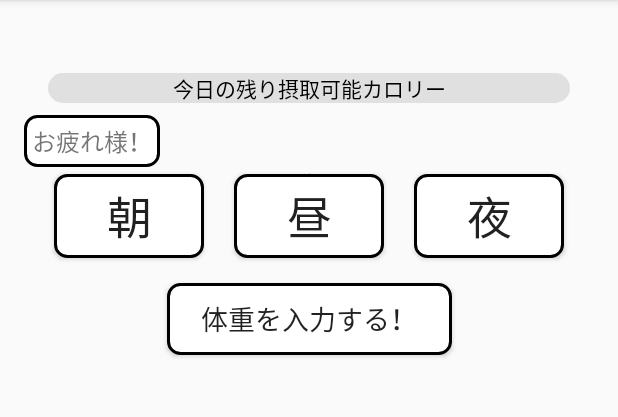
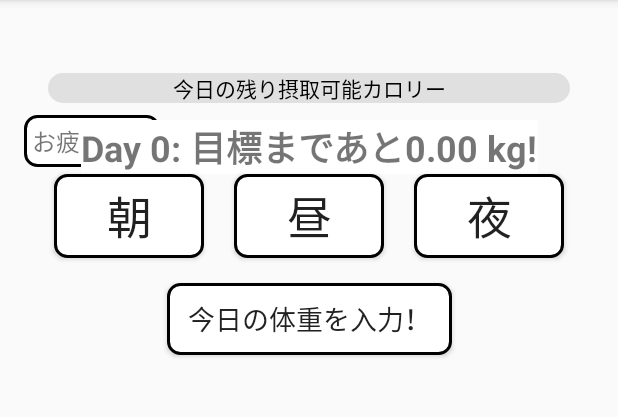
Before and after one commit to gochipon/DIS23-a, an Android app: the GameTopPage screen opened directly, with no data from a screen before it, on a phone screen of 412 x 824 dp, the part 84-501 px from its top. Run offline under Robolectric (Android 15) with nearby library versions, the phone set to English and light mode, and no system bars; our stand-ins replace Picasso; pictures from the network do not load; 6 statements that could not run were skipped.

Commit message:
Added WeightUpdate Page

```diff
--- a/DietApp/app/src/main/java/com/example/dietapp/GameTopPage.java
+++ b/DietApp/app/src/main/java/com/example/dietapp/GameTopPage.java
@@ -26,6 +26,7 @@ import org.json.JSONObject;
 
 import java.io.FileInputStream;
 import java.io.IOException;
+import java.util.Locale;
 
 import okhttp3.Call;
 import okhttp3.Callback;
@@ -38,6 +39,9 @@ import okhttp3.Response;
 
 public class GameTopPage extends AppCompatActivity {
     private OkHttpClient client = new OkHttpClient();
+    Button weightInputButton;
+    private TextView dayTextView;
+
     private void displayImage(String imageUrl) {
         runOnUiThread(() -> {
             ImageView imageView = findViewById(R.id.testImageView); // 画像を置き換えたいImageViewのID
@@ -142,6 +146,27 @@ public class GameTopPage extends AppCompatActivity {
         super.onCreate(savedInstanceState);
         setContentView(R.layout.activity_game_top_page);
 
+
+        dayTextView = findViewById(R.id.dayTextView);
+
+        updateDayTextView();
+
+
+        // ButtonをIDを使って取得
+        weightInputButton = findViewById(R.id.weightInputButton);
+
+        // Buttonのクリックリスナーを設定
+        weightInputButton.setOnClickListener(new View.OnClickListener() {
+            @Override
+            public void onClick(View v) {
+                // WeightUpdateのアクティビティへのインテントを作成
+                Intent intent = new Intent(GameTopPage.this, WeightUpdate.class);
+
+                // アクティビティを開始
+                startActivity(intent);
+            }
+        });
+
         // characterオブジェクトから画像URLを取得して、displayImage関数で画像を置き換えます
         String imageUrl = character.getImageUrl();
         displayImage(imageUrl);
@@ -223,6 +248,18 @@ public class GameTopPage extends AppCompatActivity {
         });
     }
 
+    private void updateDayTextView() {
+        float weight = user.getWeight();
+        int day = goal.getDay();
+        float targetWeight = goal.getTargetWeight();
+
+        float weightLeft = weight - targetWeight;
+
+        // TextViewのテキストを更新
+        String updatedText = String.format(Locale.JAPAN, "Day %d: 目標まであと%.2f kg!", day, weightLeft);
+        dayTextView.setText(updatedText);
+    }
+
     // PictureInputページへの遷移処理
     private void goToMorningPage() {
         Intent intent = new Intent(GameTopPage.this, MorningPage.class);
--- a/DietApp/app/src/main/java/com/example/dietapp/Goal.java
+++ b/DietApp/app/src/main/java/com/example/dietapp/Goal.java
@@ -4,11 +4,13 @@ public class Goal {
 
     private static float targetWeight;
     private static float targetDuration;
+    private static int day;
 
     // コンストラクタ
-    public Goal(float targetWeight, float targetDuration) {
+    public Goal(float targetWeight, float targetDuration, int day) {
         Goal.targetWeight = targetWeight;
         Goal.targetDuration = targetDuration;
+        Goal.day = day;
     }
 
     public float getTargetWeight() {
@@ -18,4 +20,11 @@ public class Goal {
     public float getTargetDuration() {
         return targetDuration;
     }
+    public static int getDay() {
+        return day;
+    }
+
+    public static void setDay(int day) {
+        Goal.day = day;
+    }
 }
--- a/DietApp/app/src/main/java/com/example/dietapp/GoalSetting.java
+++ b/DietApp/app/src/main/java/com/example/dietapp/GoalSetting.java
@@ -48,8 +48,8 @@ public class GoalSetting extends AppCompatActivity {
     private Goal saveGoalInfo() {
         float targetWeight = Float.parseFloat(targetWeightEditText.getText().toString());
         float targetDuration = Float.parseFloat(targetDurationEditText.getText().toString());
-
-        goal = new Goal(targetWeight, targetDuration);
+        int day = 1;
+        goal = new Goal(targetWeight, targetDuration, day);
 
         return goal;
     }
--- a/DietApp/app/src/main/java/com/example/dietapp/User.java
+++ b/DietApp/app/src/main/java/com/example/dietapp/User.java
@@ -37,7 +37,7 @@ public class User {
         return activityLevel;
     }
 
-    public static void setWeight(String username) {
+    public static void setWeight(Float weight) {
         User.weight = weight;
     }
 }
--- a/DietApp/app/src/main/res/layout/activity_game_top_page.xml
+++ b/DietApp/app/src/main/res/layout/activity_game_top_page.xml
@@ -10,6 +10,7 @@
       android:layout_width="match_parent"
       android:layout_height="wrap_content"
       android:padding="16dp">
+
 
       <!-- ユーザー名表示 -->
       <TextView
@@ -80,6 +81,19 @@
           app:layout_constraintVertical_bias="0.4"
           android:layout_marginTop="4dp"
           android:layout_marginBottom="4dp" />
+
+      <TextView
+          android:id="@+id/dayTextView"
+          android:layout_width="wrap_content"
+          android:layout_height="wrap_content"
+          android:text="Day 1: 目標まであとkg！"
+          android:textSize="24sp"
+          android:textStyle="bold"
+          android:background="#FFFFFF"
+          app:layout_constraintBottom_toTopOf="@+id/noonButton"
+          app:layout_constraintStart_toStartOf="@+id/noonButton"
+          app:layout_constraintEnd_toEndOf="@+id/noonButton" />
+
 
       <!-- 朝のボタン -->
       <Button
@@ -155,7 +169,7 @@
           android:id="@+id/weightInputButton"
           android:layout_width="0dp"
           android:layout_height="wrap_content"
-          android:text="体重を入力する！"
+          android:text="今日の体重を入力！"
           android:textSize="18sp"
           android:layout_marginTop="16dp"
           android:background="@drawable/bordered_background"
```
Also changed, not shown: DietApp/app/src/main/AndroidManifest.xml (+8 -3 lines), DietApp/app/src/main/java/com/example/dietapp/WeightUpdate.java (added, +48 -0 lines), DietApp/app/src/main/res/layout/activity_weight_update.xml (added, +51 -0 lines).
